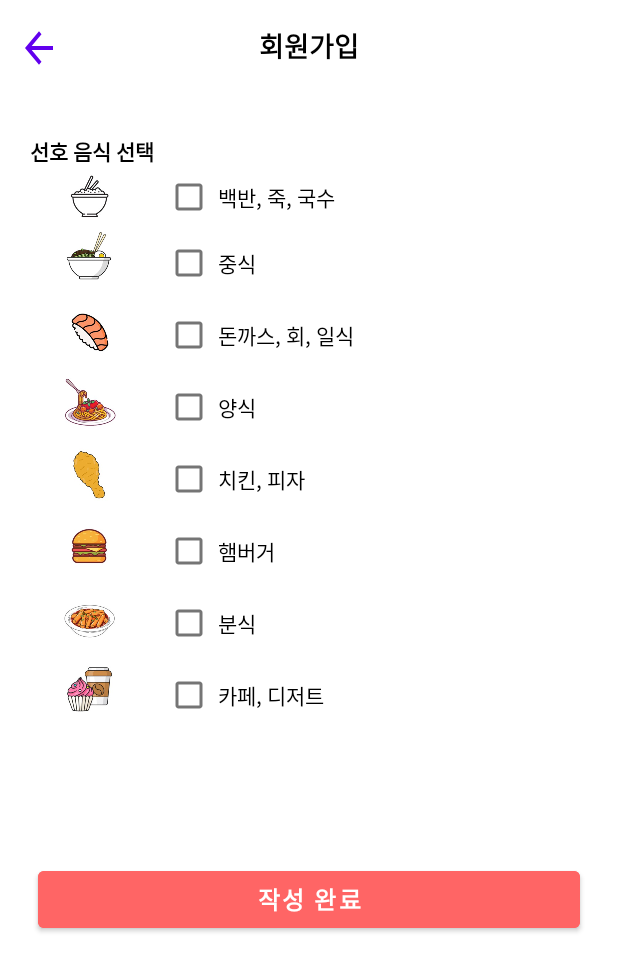
After one commit to StudyWithNang/2022_delivery-not-tuna, an Android app: the FavoriteActivity screen opened directly, with no data from a screen before it, on a phone screen of 412 x 824 dp. The commit adds this screen. Shown: the top 971 px of the screen. Run offline under Robolectric (Android 15) with nearby library versions, the phone set to English and light mode, and no system bars; our stand-ins replace Firebase (no records; nobody signed in at launch, a user with empty details on screens opened directly).

Commit message:
회원가입 시 선호하는 음식 조사하기 동작 구현

```diff
--- /dev/null
+++ b/app/src/main/java/com/example/dnt/FavoriteActivity.java
@@ -0,0 +1,118 @@
+package com.example.dnt;
+
+import android.content.Intent;
+import android.os.Bundle;
+import android.view.View;
+import android.widget.Button;
+import android.widget.CheckBox;
+import android.widget.TextView;
+import android.widget.Toast;
+
+import androidx.appcompat.app.AppCompatActivity;
+
+import com.google.firebase.database.DatabaseReference;
+import com.google.firebase.database.FirebaseDatabase;
+
+import java.util.HashMap;
+import java.util.Map;
+
+public class FavoriteActivity extends AppCompatActivity {
+    Button signup_btn;
+    TextView showResult;
+
+    private DatabaseReference mDatabase;
+
+    @Override
+    protected void onCreate(Bundle savedInstanceState) {
+        super.onCreate(savedInstanceState);
+        setContentView(R.layout.activity_favorite);
+
+        mDatabase = FirebaseDatabase.getInstance().getReference();
+
+        signup_btn = findViewById(R.id.signup_btn);
+        showResult = findViewById(R.id.showResult);
+
+
+
+        //체크박스들
+        CheckBox ch1 = (CheckBox)findViewById(R.id.option1);
+        CheckBox ch2 = (CheckBox)findViewById(R.id.option2);
+        CheckBox ch3 = (CheckBox)findViewById(R.id.option3);
+        CheckBox ch4 = (CheckBox)findViewById(R.id.option4);
+        CheckBox ch5 = (CheckBox)findViewById(R.id.option5);
+        CheckBox ch6 = (CheckBox)findViewById(R.id.option6);
+        CheckBox ch7 = (CheckBox)findViewById(R.id.option7);
+        CheckBox ch8 = (CheckBox)findViewById(R.id.option8);
+
+        Intent intent = getIntent();
+        String userName = intent.getStringExtra("userName");
+
+        //제출 버튼 클릭했을때
+        signup_btn.setOnClickListener(new View.OnClickListener(){
+            @Override
+            public void onClick(View view) {
+                Toast.makeText(getApplicationContext(),"회원가입이 완료되었습니다.",Toast.LENGTH_SHORT).show();
+                //새로 체크되서 받은것
+                if(showResult.getText().toString().equals(sendCheck(userName, ch1,ch2,ch3,ch4,ch5,ch6,ch7,ch8))){
+                    Toast.makeText(getApplicationContext(),"변함이 없습니다.",Toast.LENGTH_SHORT).show();
+                }else{
+                    showResult.setText(sendCheck(userName, ch1,ch2,ch3, ch4, ch5, ch6, ch7, ch8));
+
+                }
+
+                Intent intent = new Intent(getApplicationContext(), LoginActivity.class);
+                startActivity(intent);
+            }
+        });
+    }
+    private String sendCheck(String name, CheckBox ch1, CheckBox ch2, CheckBox ch3, CheckBox ch4, CheckBox ch5, CheckBox ch6, CheckBox ch7, CheckBox ch8){
+        //체크된것들의 값을 받기 위한 변수
+        String checked = "";
+        if(ch1.isChecked()){
+            checked += (ch1.getText().toString()+",");
+        }
+        if(ch2.isChecked()){
+            checked += (ch2.getText().toString()+",");
+        }
+        if(ch3.isChecked()){
+            checked += ch3.getText().toString();
+        }
+        if(ch4.isChecked()){
+            checked += (ch4.getText().toString()+",");
+        }
+        if(ch5.isChecked()){
+            checked += (ch5.getText().toString()+",");
+        }
+        if(ch6.isChecked()){
+            checked += ch6.getText().toString();
+        }
+        if(ch7.isChecked()){
+            checked += (ch7.getText().toString()+",");
+        }
+        if(ch8.isChecked()) {
+            checked += (ch8.getText().toString() + ",");
+        }
+        //마지막 부분에 , 없애기 위해서 ,로 분리
+        String[] hArr = checked.split(",");
+
+        //리턴할 결과물을 담을 변수
+        String result ="";
+
+        for(int i = 0;i<hArr.length;i++){
+            if(i == hArr.length-1){ //i가 hArr 변수의 마지막 이라면
+                result += hArr[i]; // , 를 안붙임
+            }else{ //마지막이 아니면 , 붙이기
+                result+=(hArr[i]+", ");
+            }
+        }
+        UploadFavorite(name, result);
+        return "결과 : "+result;
+    }
+
+
+    public void UploadFavorite(String name, String favorites){
+        Map<String, Object> map = new HashMap<String, Object>();
+        map.put("favorites", favorites);
+        mDatabase.child("users").child(String.valueOf(name)).updateChildren(map);
+    }
+}
--- /dev/null
+++ b/app/src/main/res/layout/activity_favorite.xml
@@ -0,0 +1,220 @@
+<?xml version="1.0" encoding="utf-8"?>
+<LinearLayout xmlns:android="http://schemas.android.com/apk/res/android"
+    android:layout_width="match_parent"
+    android:layout_height="match_parent"
+    android:orientation="vertical"
+    xmlns:app="http://schemas.android.com/apk/res-auto" >
+
+    <androidx.constraintlayout.widget.ConstraintLayout
+        android:layout_width="match_parent"
+        android:layout_height="wrap_content"
+        >
+        <LinearLayout
+            android:layout_width="match_parent"
+            android:layout_height="60dp"
+            app:layout_constraintTop_toTopOf="parent"
+            app:layout_constraintLeft_toLeftOf="parent"
+            >
+        </LinearLayout>
+
+        <Button
+            android:id="@+id/signup_back_btn"
+            android:layout_width="28dp"
+            android:layout_height="33dp"
+            android:layout_marginLeft="12dp"
+            android:layout_marginTop="3dp"
+            android:background="@drawable/ic_baseline_arrow_back_24"
+            app:layout_constraintBottom_toBottomOf="parent"
+            app:layout_constraintLeft_toLeftOf="parent"
+            app:layout_constraintTop_toTopOf="parent"
+            app:tint="@color/black"></Button>
+        <TextView
+            android:layout_width="wrap_content"
+            android:layout_height="wrap_content"
+            android:text="회원가입"
+            android:textColor="@color/black"
+            android:textSize="18sp"
+            android:textStyle="bold"
+            app:layout_constraintTop_toTopOf="parent"
+            app:layout_constraintEnd_toEndOf="parent"
+            app:layout_constraintStart_toStartOf="parent"
+            app:layout_constraintBottom_toBottomOf="parent"
+            ></TextView>
+    </androidx.constraintlayout.widget.ConstraintLayout>
+
+    <TableLayout
+        android:layout_width="match_parent"
+        android:layout_height="450dp"
+        android:layout_gravity="center"
+        android:layout_margin="20dp"
+        android:orientation="vertical">
+
+
+        <TextView
+            android:layout_width="wrap_content"
+            android:layout_height="wrap_content"
+            android:layout_marginTop="10dp"
+            android:text="선호 음식 선택"
+            android:textColor="@color/black"
+            android:textSize="14sp"
+            android:textStyle="bold" />
+
+        <TableRow>
+            <ImageView
+                android:id="@+id/imageView1"
+                android:layout_width="40dp"
+                android:layout_height="40dp"
+                android:layout_marginLeft="20dp"
+                android:src="@drawable/food_rice" />
+            <CheckBox
+                android:id="@+id/option1"
+                android:layout_width="wrap_content"
+                android:layout_height="40dp"
+                android:layout_marginLeft="30dp"
+                android:text=" 백반, 죽, 국수"
+                android:textSize="14sp" />
+        </TableRow>
+
+        <TableRow>
+            <ImageView
+                android:id="@+id/imageView2"
+                android:layout_width="40dp"
+                android:layout_height="40dp"
+                android:layout_marginLeft="20dp"
+                android:src="@drawable/food_jajangmyeon" />
+            <CheckBox
+                android:id="@+id/option2"
+                android:layout_width="wrap_content"
+                android:layout_height="wrap_content"
+                android:layout_marginLeft="30dp"
+                android:textSize="14sp"
+                android:text=" 중식"/>
+        </TableRow>
+
+        <TableRow>
+            <ImageView
+                android:id="@+id/imageView3"
+                android:layout_width="40dp"
+                android:layout_height="40dp"
+                android:layout_marginLeft="20dp"
+                android:src="@drawable/food_sushi" />
+            <CheckBox
+                android:id="@+id/option3"
+                android:layout_width="wrap_content"
+                android:layout_height="wrap_content"
+                android:layout_marginLeft="30dp"
+                android:textSize="14sp"
+                android:text=" 돈까스, 회, 일식"/>
+        </TableRow>
+
+        <TableRow>
+            <ImageView
+                android:id="@+id/imageView4"
+                android:layout_width="40dp"
+                android:layout_height="40dp"
+                android:layout_marginLeft="20dp"
+                android:src="@drawable/food_pasta" />
+            <CheckBox
+                android:id="@+id/option4"
+                android:layout_width="wrap_content"
+                android:layout_height="wrap_content"
+                android:layout_marginLeft="30dp"
+                android:textSize="14sp"
+                android:text=" 양식"/>
+        </TableRow>
+
+        <TableRow>
+            <ImageView
+                android:id="@+id/imageView5"
+                android:layout_width="40dp"
+                android:layout_height="40dp"
+                android:layout_marginLeft="20dp"
+                android:src="@drawable/food_chicken" />
+            <CheckBox
+                android:id="@+id/option5"
+                android:layout_width="wrap_content"
+                android:layout_height="wrap_content"
+                android:layout_marginLeft="30dp"
+                android:textSize="14sp"
+                android:text=" 치킨, 피자"/>
+        </TableRow>
+
+        <TableRow>
+            <ImageView
+                android:id="@+id/imageView6"
+                android:layout_width="40dp"
+                android:layout_height="40dp"
+                android:layout_marginLeft="20dp"
+                android:src="@drawable/food_hamburger" />
+            <CheckBox
+                android:id="@+id/option6"
+                android:layout_width="wrap_content"
+                android:layout_height="wrap_content"
+                android:layout_marginLeft="30dp"
+                android:textSize="14sp"
+                android:text=" 햄버거"/>
+        </TableRow>
+
+        <TableRow>
+            <ImageView
+                android:id="@+id/imageView7"
+                android:layout_width="40dp"
+                android:layout_height="40dp"
+                android:layout_marginLeft="20dp"
+                android:src="@drawable/food_tteokbokki" />
+            <CheckBox
+                android:id="@+id/option7"
+                android:layout_width="wrap_content"
+                android:layout_height="wrap_content"
+                android:layout_marginLeft="30dp"
+                android:textSize="14sp"
+                android:text=" 분식"/>
+        </TableRow>
+
+        <TableRow android:layout_height="50dp">
+            <ImageView
+                android:id="@+id/imageView8"
+                android:layout_width="40dp"
+                android:layout_height="40dp"
+                android:layout_marginLeft="20dp"
+                android:src="@drawable/food_coffee" />
+            <CheckBox
+                android:id="@+id/option8"
+                android:layout_width="wrap_content"
+                android:layout_height="wrap_content"
+                android:layout_marginLeft="30dp"
+                android:text=" 카페, 디저트"
+                android:textSize="14sp" />
+        </TableRow>
+
+    </TableLayout>
+
+
+    <LinearLayout
+        android:layout_width="match_parent"
+        android:layout_height="wrap_content"
+        android:layout_gravity="center"
+        android:orientation="vertical"
+        >
+        <TextView
+            android:id="@+id/showResult"
+            android:layout_width="wrap_content"
+            android:layout_height="wrap_content" />
+
+        <Button
+            android:id="@+id/signup_btn"
+            android:layout_width="match_parent"
+            android:layout_height="50dp"
+            android:layout_gravity="center"
+            android:layout_marginLeft="25dp"
+            android:layout_marginTop="5dp"
+            android:layout_marginRight="25dp"
+            android:backgroundTint="#ff6565"
+            android:text="작성 완료"
+            android:textColor="@color/white"
+            android:textSize="16sp"
+            android:textStyle="bold"
+            android:visibility="visible" />
+
+    </LinearLayout>
+</LinearLayout>
```
Also changed, not shown: app/src/main/res/layout/activity_login.xml (+22 -0 lines), app/src/main/res/layout/activity_signup.xml (+99 -107 lines), app/src/main/res/drawable/food_chicken.jpg (added), app/src/main/res/drawable/food_coffee.jpg (added), app/src/main/res/drawable/food_hamburger.jpg (added), app/src/main/res/drawable/food_jajangmyeon.jpg (added), app/src/main/res/drawable/food_pasta.jpg (added), app/src/main/res/drawable/food_rice.jpg (added), app/src/main/res/drawable/food_sushi.jpg (added), app/src/main/res/drawable/food_tteokbokki.jpg (added).
